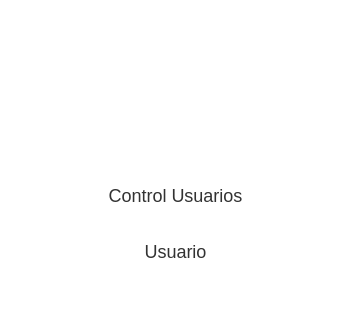
Before: the Qt Designer form app/ui/Navbar.ui in Mai1203/Project_Systock, drawn with Qt 5; both pictures show x 0 to 337 and y 748 to 1068 of the 337 by 1068 pixel window.
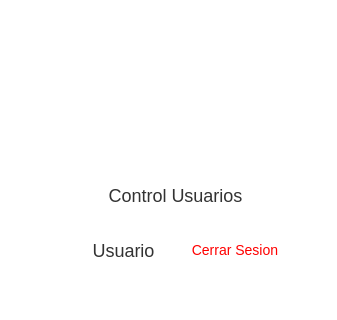
After: the same form once the commit is applied. Icons and pictures are not drawn.

Patch:
```diff
--- a/app/ui/Navbar.ui
+++ b/app/ui/Navbar.ui
@@ -743,6 +743,19 @@
           </widget>
          </item>
          <item>
+          <widget class="QWidget" name="widget" native="true">
+           <property name="maximumSize">
+            <size>
+             <width>16777215</width>
+             <height>50</height>
+            </size>
+           </property>
+           <property name="styleSheet">
+            <string notr="true">padding: 0;
+margin: 0;</string>
+           </property>
+           <layout class="QHBoxLayout" name="horizontalLayout_3">
+            <item>
           <widget class="QToolButton" name="BtnUsuario">
            <property name="sizePolicy">
             <sizepolicy hsizetype="Preferred" vsizetype="Fixed">
@@ -779,6 +792,36 @@
            <property name="toolButtonStyle">
             <enum>Qt::ToolButtonTextBesideIcon</enum>
            </property>
+             </widget>
+            </item>
+            <item>
+             <widget class="QToolButton" name="BtnCerrarSesion">
+              <property name="cursor">
+               <cursorShape>PointingHandCursor</cursorShape>
+              </property>
+              <property name="styleSheet">
+               <string notr="true">color: red;
+font-size: 14px;</string>
+              </property>
+              <property name="text">
+               <string>Cerrar Sesion</string>
+              </property>
+              <property name="icon">
+               <iconset>
+                <normaloff>../../assets/iconos/cerrar-sesion.png</normaloff>../../assets/iconos/cerrar-sesion.png</iconset>
+              </property>
+              <property name="iconSize">
+               <size>
+                <width>20</width>
+                <height>20</height>
+               </size>
+              </property>
+              <property name="toolButtonStyle">
+               <enum>Qt::ToolButtonTextBesideIcon</enum>
+              </property>
+             </widget>
+            </item>
+           </layout>
           </widget>
          </item>
         </layout>
```
Left out of the diff: 2 changed lines with no effect on the pictures. Lines whose indentation alone changed are shown as unchanged.
